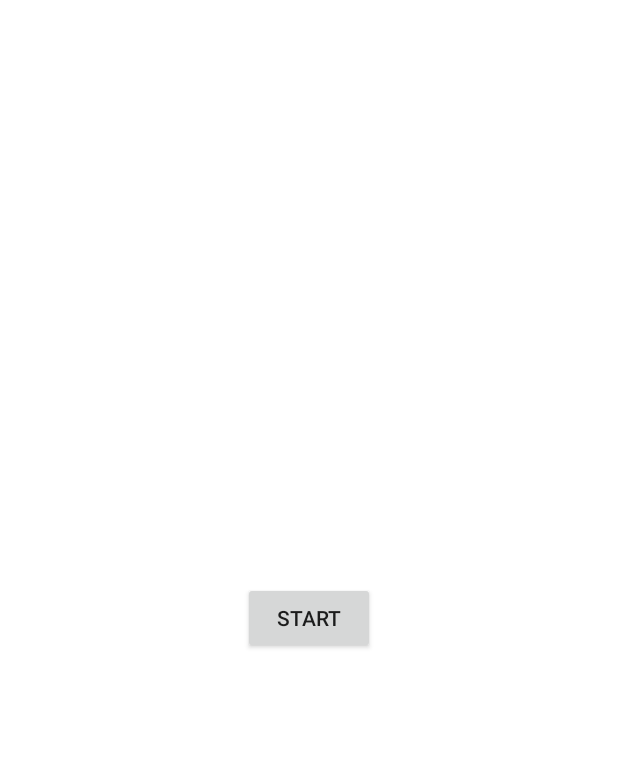
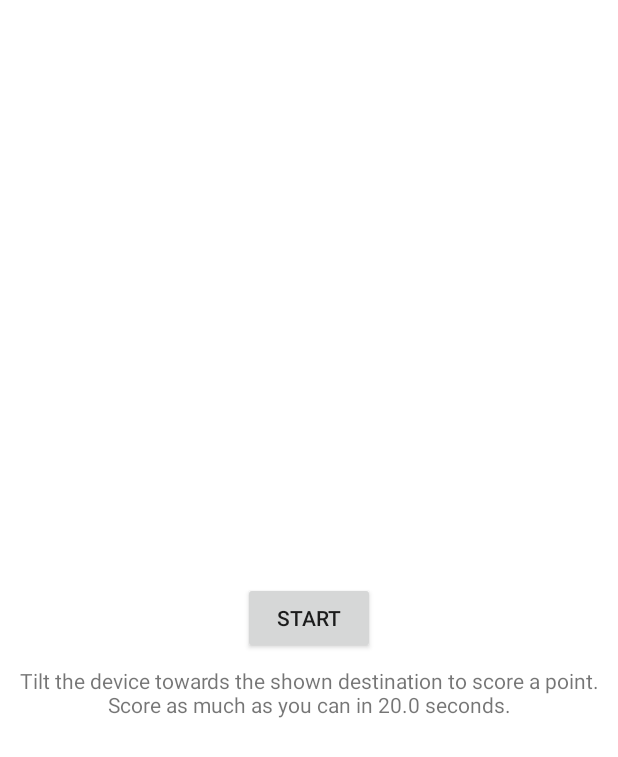
Before and after one commit to lordoscarr/Methor, an Android app: the fragment RichFragment placed in its activity, on a phone screen of 412 x 824 dp. Shown: the top 757 px of the screen. Run offline under Robolectric (Android 15) with nearby library versions, the phone set to English and light mode, and no system bars; 1 statement that could not run was skipped.

Commit message:
updated game

```diff
--- a/app/src/main/java/methor/se/methor/Minigames/RichFragment.java
+++ b/app/src/main/java/methor/se/methor/Minigames/RichFragment.java
@@ -29,13 +29,17 @@ public class RichFragment extends Fragment implements SensorEventListener{
 
     private SensorManager sensorManager;
     private Sensor accelerometer;
-    private TextView tvTarget, tvScore, tvResult;
+    private TextView tvTarget, tvScore, tvResult, tvInstructions;
     private Button buttonStart;
 
     private final float TILT_THRESHOLD = 3;
-    private final float GAME_TIME = 10;
+    private final float GAME_TIME = 20;
+    private final float TILT_TIME = 0.1f * 1000000000;
 
-    private float timeRemaining = 0;
+    private float tiltTimer = 0;
+    private long lastTime = 0;
+    private boolean wasOnTarget = false;
+
     private boolean gameRunning = false;
     private CountDownTimer timer;
     private int score = 0;
@@ -52,7 +56,7 @@ public class RichFragment extends Fragment implements SensorEventListener{
     private final int DOWNLEFT = 5;
     private final int DOWNRIGHT = 6;
 
-    private final int[] targets = {1, 2, 4, 8, 9, 10, 5, 6};
+    private final int[] targets = {LEFT, RIGHT, DOWN, UP, UPLEFT, UPRIGHT, DOWNLEFT, DOWNRIGHT};
     private final String[] targetStrings = {"Left", "Right", "Down", "Up", "Up Left", "Up Right", "Down Left", "Down Right"};
 
     Random random;
@@ -72,6 +76,7 @@ public class RichFragment extends Fragment implements SensorEventListener{
         tvTarget = view.findViewById(R.id.tvTarget);
         tvScore = view.findViewById(R.id.tvScore);
         tvResult = view.findViewById(R.id.tvResult);
+        tvInstructions = view.findViewById(R.id.tvInstructions);
         buttonStart = view.findViewById(R.id.buttonStart);
         buttonStart.setOnClickListener(new View.OnClickListener() {
             @Override
@@ -93,6 +98,7 @@ public class RichFragment extends Fragment implements SensorEventListener{
                                 tvTarget.setText("");
                                 score = 0;
                                 tvScore.setText(0+"");
+                                showInstructions(true);
                             }
                         });
                     }
@@ -100,12 +106,15 @@ public class RichFragment extends Fragment implements SensorEventListener{
                 randomizeTarget();
                 gameRunning = true;
                 buttonStart.setVisibility(View.INVISIBLE);
+                showInstructions(false);
             }
         });
         sensorManager = (SensorManager) getActivity().getSystemService(getContext().SENSOR_SERVICE);
         if(sensorManager.getDefaultSensor(Sensor.TYPE_ACCELEROMETER) != null){
             accelerometer = sensorManager.getDefaultSensor(Sensor.TYPE_ACCELEROMETER);
         }
+
+        tvInstructions.setText("Tilt the device towards the shown destination to score a point.\nScore as much as you can in " + GAME_TIME + " seconds.");
     }
 
     @Override
@@ -140,10 +149,21 @@ public class RichFragment extends Fragment implements SensorEventListener{
             }
 
             if(tilt == target){
-                score++;
-                tvScore.setText(score+"");
-                randomizeTarget();
+                if(wasOnTarget){
+                    long delta = event.timestamp - lastTime;
+                    tiltTimer += delta;
+                }
+                if(tiltTimer > TILT_TIME){
+                    score++;
+                    tvScore.setText(score+"");
+                    randomizeTarget();
+                    tiltTimer = 0;
+                }
+                wasOnTarget = true;
+            } else {
+                wasOnTarget = false;
             }
+            lastTime = event.timestamp;
         }
 
 
@@ -151,6 +171,9 @@ public class RichFragment extends Fragment implements SensorEventListener{
 
     private void randomizeTarget(){
         int index = random.nextInt(targets.length);
+        while(target == targets[index]){
+            index = random.nextInt(targets.length);
+        }
         target = targets[index];
         tvTarget.setText(targetStrings[index]);
     }
@@ -159,4 +182,12 @@ public class RichFragment extends Fragment implements SensorEventListener{
     public void onAccuracyChanged(Sensor sensor, int accuracy) {
 
     }
+
+    private void showInstructions(boolean show){
+        if(show){
+            tvInstructions.setVisibility(View.VISIBLE);
+        } else {
+            tvInstructions.setVisibility(View.INVISIBLE);
+        }
+    }
 }
--- a/app/src/main/res/layout/fragment_rich.xml
+++ b/app/src/main/res/layout/fragment_rich.xml
@@ -54,4 +54,18 @@
         app:layout_constraintBottom_toBottomOf="parent"
         app:layout_constraintEnd_toEndOf="parent"
         app:layout_constraintStart_toStartOf="parent" />
+
+    <TextView
+        android:id="@+id/tvInstructions"
+        android:layout_width="wrap_content"
+        android:layout_height="wrap_content"
+        android:layout_marginEnd="8dp"
+        android:layout_marginStart="8dp"
+        android:layout_marginTop="8dp"
+        android:text="TextView"
+        android:textAlignment="center"
+        android:textSize="14sp"
+        app:layout_constraintEnd_toEndOf="parent"
+        app:layout_constraintStart_toStartOf="parent"
+        app:layout_constraintTop_toBottomOf="@+id/buttonStart" />
 </android.support.constraint.ConstraintLayout>
```
